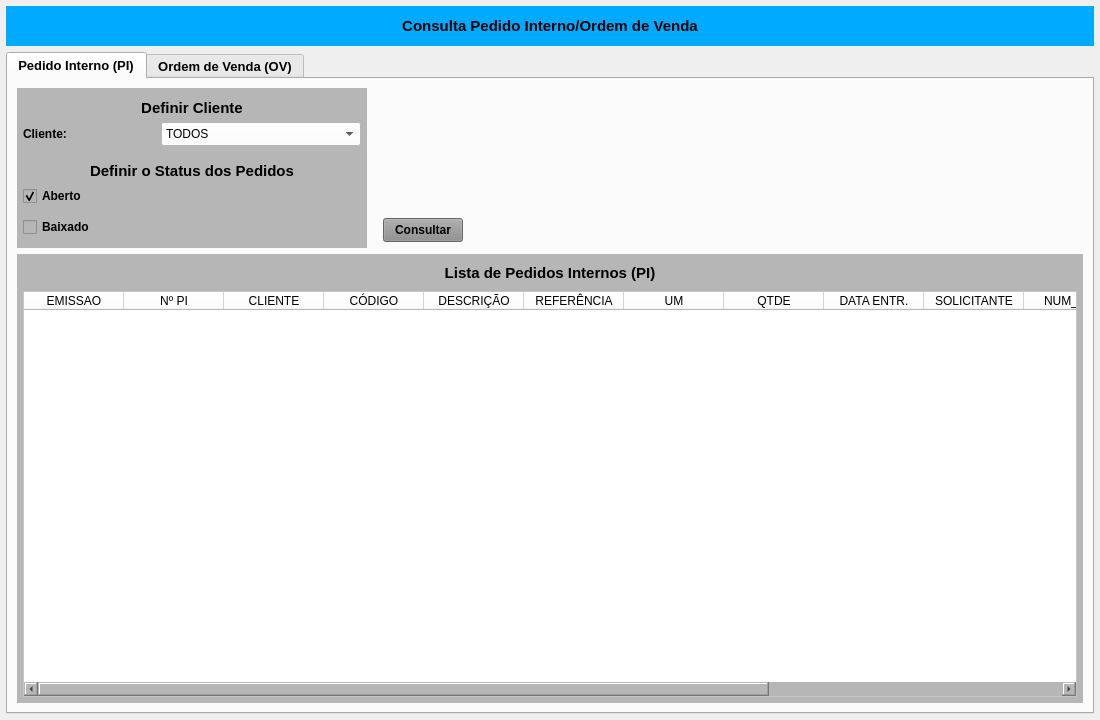
Qt form forms/tela_vendas_status.ui (Azevedo84/erp_suzuki) before a commit.
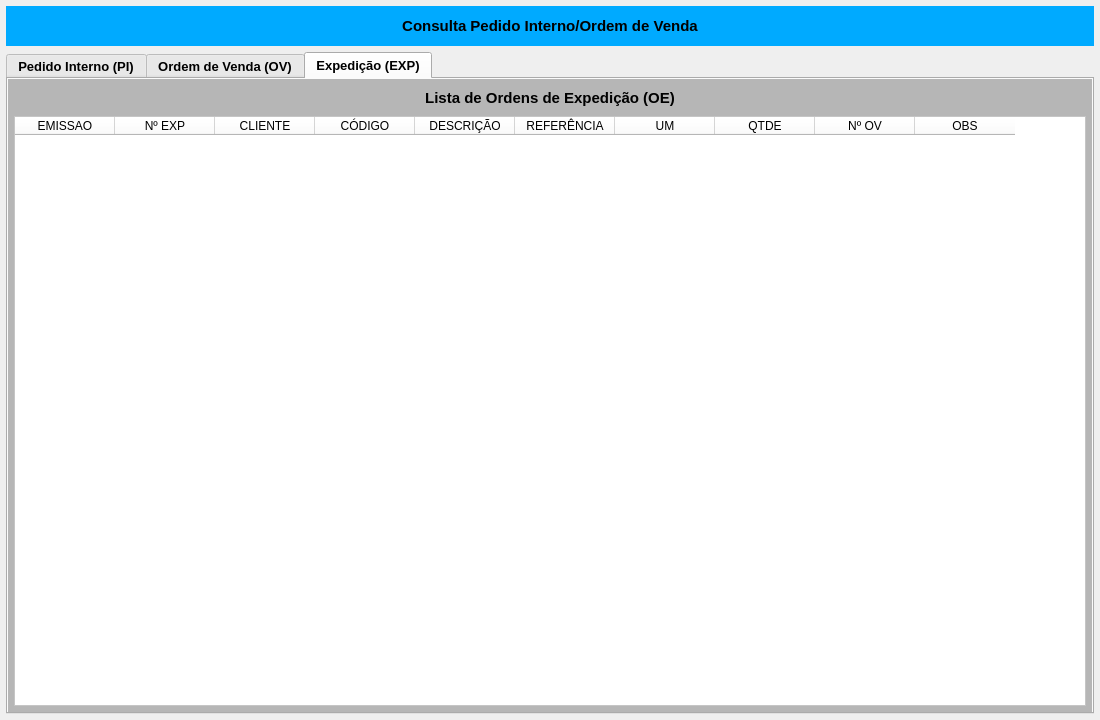
The same form after that commit.

What changed in the file:
```diff
--- a/forms/tela_vendas_status.ui
+++ b/forms/tela_vendas_status.ui
@@ -111,13 +111,25 @@
        <string notr="true"/>
       </property>
       <property name="currentIndex">
-       <number>0</number>
+       <number>2</number>
       </property>
       <widget class="QWidget" name="tab_4">
        <attribute name="title">
         <string>Pedido Interno (PI)</string>
        </attribute>
        <layout class="QVBoxLayout" name="verticalLayout_2">
+        <property name="leftMargin">
+         <number>0</number>
+        </property>
+        <property name="topMargin">
+         <number>0</number>
+        </property>
+        <property name="rightMargin">
+         <number>0</number>
+        </property>
+        <property name="bottomMargin">
+         <number>0</number>
+        </property>
         <item>
          <widget class="QWidget" name="widget_2" native="true">
           <layout class="QVBoxLayout" name="verticalLayout_3">
@@ -1307,6 +1319,167 @@
         </item>
        </layout>
       </widget>
+      <widget class="QWidget" name="tab">
+       <attribute name="title">
+        <string>Expedição (EXP)</string>
+       </attribute>
+       <layout class="QVBoxLayout" name="verticalLayout_10">
+        <property name="leftMargin">
+         <number>0</number>
+        </property>
+        <property name="topMargin">
+         <number>0</number>
+        </property>
+        <property name="rightMargin">
+         <number>0</number>
+        </property>
+        <property name="bottomMargin">
+         <number>0</number>
+        </property>
+        <item>
+         <widget class="QWidget" name="widget" native="true">
+          <layout class="QVBoxLayout" name="verticalLayout_13">
+           <property name="leftMargin">
+            <number>0</number>
+           </property>
+           <property name="topMargin">
+            <number>0</number>
+           </property>
+           <property name="rightMargin">
+            <number>0</number>
+           </property>
+           <property name="bottomMargin">
+            <number>0</number>
+           </property>
+           <item>
+            <widget class="QWidget" name="widget_Cor4_2" native="true">
+             <property name="styleSheet">
+              <string notr="true">background-color: rgb(182, 182, 182);</string>
+             </property>
+             <layout class="QVBoxLayout" name="verticalLayout_12">
+              <property name="leftMargin">
+               <number>6</number>
+              </property>
+              <property name="topMargin">
+               <number>6</number>
+              </property>
+              <property name="rightMargin">
+               <number>6</number>
+              </property>
+              <property name="bottomMargin">
+               <number>6</number>
+              </property>
+              <item>
+               <widget class="QLabel" name="label_16">
+                <property name="sizePolicy">
+                 <sizepolicy hsizetype="Minimum" vsizetype="Preferred">
+                  <horstretch>0</horstretch>
+                  <verstretch>0</verstretch>
+                 </sizepolicy>
+                </property>
+                <property name="minimumSize">
+                 <size>
+                  <width>300</width>
+                  <height>0</height>
+                 </size>
+                </property>
+                <property name="maximumSize">
+                 <size>
+                  <width>16777215</width>
+                  <height>25</height>
+                 </size>
+                </property>
+                <property name="font">
+                 <font>
+                  <pointsize>11</pointsize>
+                  <weight>75</weight>
+                  <bold>true</bold>
+                 </font>
+                </property>
+                <property name="text">
+                 <string>Lista de Ordens de Expedição (OE)</string>
+                </property>
+                <property name="alignment">
+                 <set>Qt::AlignCenter</set>
+                </property>
+               </widget>
+              </item>
+              <item>
+               <widget class="QTableWidget" name="table_EXP">
+                <property name="sizePolicy">
+                 <sizepolicy hsizetype="Preferred" vsizetype="Preferred">
+                  <horstretch>0</horstretch>
+                  <verstretch>0</verstretch>
+                 </sizepolicy>
+                </property>
+                <property name="font">
+                 <font>
+                  <pointsize>9</pointsize>
+                 </font>
+                </property>
+                <property name="styleSheet">
+                 <string notr="true">background-color: rgb(255, 255, 255);</string>
+                </property>
+                <column>
+                 <property name="text">
+                  <string>EMISSAO</string>
+                 </property>
+                </column>
+                <column>
+                 <property name="text">
+                  <string>Nº EXP</string>
+                 </property>
+                </column>
+                <column>
+                 <property name="text">
+                  <string>CLIENTE</string>
+                 </property>
+                </column>
+                <column>
+                 <property name="text">
+                  <string>CÓDIGO</string>
+                 </property>
+                </column>
+                <column>
+                 <property name="text">
+                  <string>DESCRIÇÃO</string>
+                 </property>
+                </column>
+                <column>
+                 <property name="text">
+                  <string>REFERÊNCIA</string>
+                 </property>
+                </column>
+                <column>
+                 <property name="text">
+                  <string>UM</string>
+                 </property>
+                </column>
+                <column>
+                 <property name="text">
+                  <string>QTDE</string>
+                 </property>
+                </column>
+                <column>
+                 <property name="text">
+                  <string>Nº OV</string>
+                 </property>
+                </column>
+                <column>
+                 <property name="text">
+                  <string>OBS</string>
+                 </property>
+                </column>
+               </widget>
+              </item>
+             </layout>
+            </widget>
+           </item>
+          </layout>
+         </widget>
+        </item>
+       </layout>
+      </widget>
      </widget>
     </item>
    </layout>
```
Left out of the diff: 12 changed lines with no effect on the pictures.
